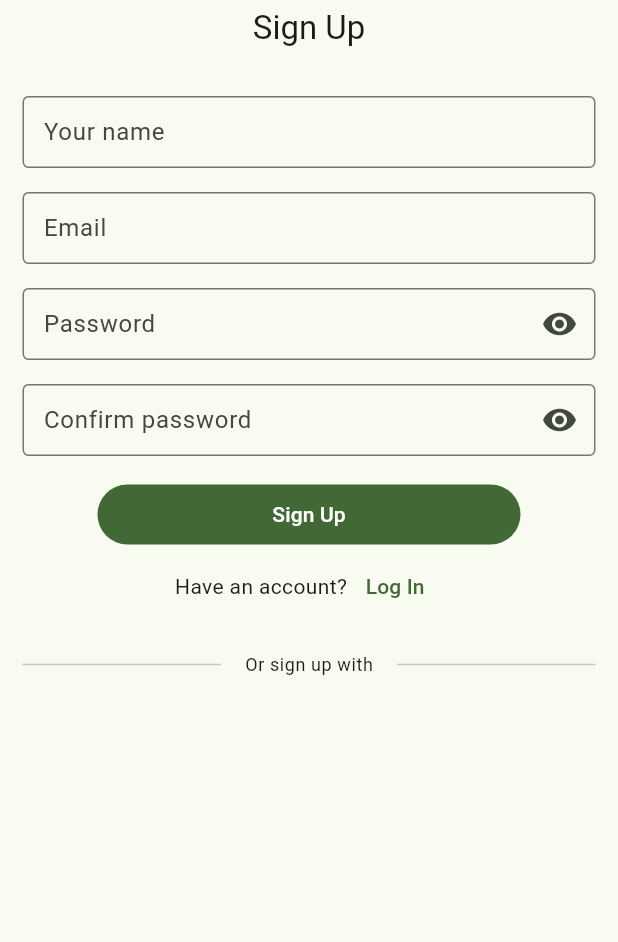
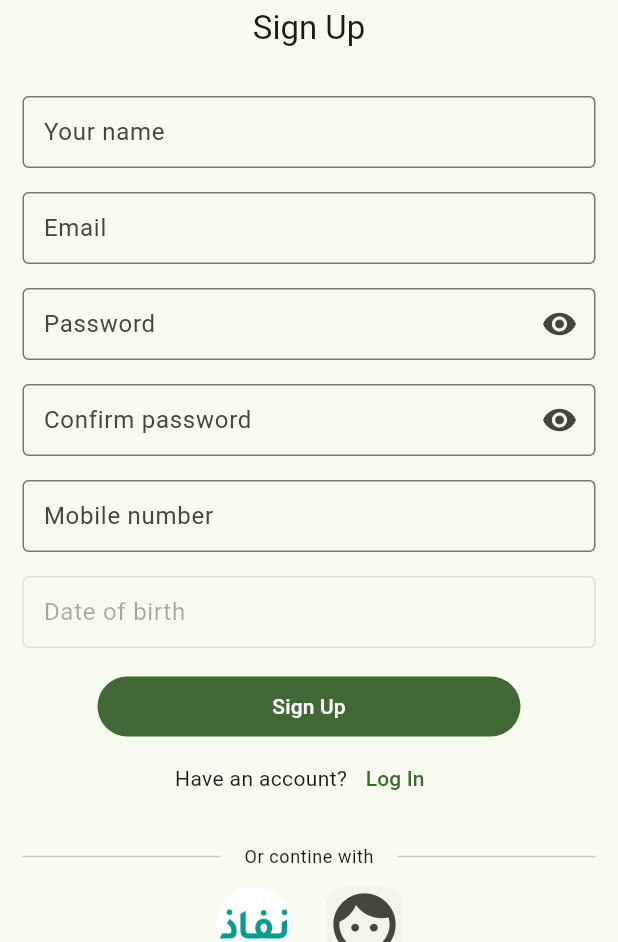
Before and after one commit to ModatherAli/medical_city, a Flutter app: the SignUpScreen screen opened by its route, on a phone screen of 412 x 824 dp, the part 294-1236 px from its top. Run offline on Flutter 3.47's test engine with Material 3 defaults, Android fonts, the phone set to English and light mode, and no system bars; our stand-ins replace connectivity_plus, dartz, equatable, firebase_auth, firebase_core, flutter_bloc and 8 more; accounts and stored records are empty; Roboto replaces fonts that are missing (Rubik).

Commit message:
update auth feature

```diff
--- a/lib/features/auth/presentation/auth/log_in_screen.dart
+++ b/lib/features/auth/presentation/auth/log_in_screen.dart
@@ -2,6 +2,7 @@ import 'package:flutter/material.dart';
 import 'package:flutter_bloc/flutter_bloc.dart';
 import 'package:get/get.dart';
 import 'package:go_router/go_router.dart';
+import 'package:medical_city/features/auth/presentation/auth/widgets/other_auth_icon_buttons.dart';
 
 import '../../../../app/router/navigation_routes.dart';
 import '../../../../shared/validators/form_validators.dart';
@@ -104,20 +105,7 @@ class _LogInScreenState extends State<LogInScreen> {
 
                 const SizedBox(height: 20),
 
-                // Or divider
-                Row(
-                  children: [
-                    const Expanded(child: Divider()),
-                    Padding(
-                      padding: const EdgeInsets.symmetric(horizontal: 16),
-                      child: Text(
-                        'Or sign in with'.tr,
-                        style: Theme.of(context).textTheme.bodySmall,
-                      ),
-                    ),
-                    const Expanded(child: Divider()),
-                  ],
-                ),
+                OtherAuthIconButtons(),
 
                 const SizedBox(height: 20),
               ],
--- a/lib/features/auth/presentation/auth/sign_up_screen.dart
+++ b/lib/features/auth/presentation/auth/sign_up_screen.dart
@@ -2,6 +2,7 @@ import 'package:flutter/material.dart';
 import 'package:flutter_bloc/flutter_bloc.dart';
 import 'package:get/get.dart';
 import 'package:go_router/go_router.dart';
+import 'package:medical_city/features/auth/presentation/auth/widgets/other_auth_icon_buttons.dart';
 
 import '../../../../app/router/navigation_routes.dart';
 import '../../../../shared/validators/form_validators.dart';
@@ -32,6 +33,7 @@ class _SignUpScreenState extends State<SignUpScreen> {
   final TextEditingController _confirmPassword = TextEditingController();
 
   final TextEditingController _fullName = TextEditingController();
+  final TextEditingController _date = TextEditingController();
 
   @override
   Widget build(BuildContext context) {
@@ -101,6 +103,34 @@ class _SignUpScreenState extends State<SignUpScreen> {
                     ),
                   ),
                 ),
+
+                BeautyTextField(
+                  fieldName: 'Mobile number',
+                  // controller: _fullName,
+                  validator: phoneNumberValidator,
+                ),
+                InkWell(
+                  onTap: () async {
+                    DateTime? pickedDate = await showDatePicker(
+                      context: context,
+                      initialDate: DateTime.now(),
+                      firstDate: DateTime(1900),
+                      lastDate: DateTime.now(),
+                    );
+                    if (pickedDate != null) {
+                      setState(() {
+                        _date.text = "${pickedDate.toLocal()}".split(' ')[0];
+                      });
+                    }
+                  },
+                  child: BeautyTextField(
+                    fieldName: 'Date of birth',
+                    enabled: false,
+                    controller: _date,
+
+                    // validator: minLengthValidator(4),
+                  ),
+                ),
                 const SizedBox(height: 15),
                 Padding(
                   padding: const EdgeInsets.symmetric(horizontal: 50),
@@ -128,22 +158,8 @@ class _SignUpScreenState extends State<SignUpScreen> {
 
                 const SizedBox(height: 20),
 
-                // Or divider
-                Row(
-                  children: [
-                    const Expanded(child: Divider()),
-                    Padding(
-                      padding: const EdgeInsets.symmetric(horizontal: 16),
-                      child: Text(
-                        'Or sign up with'.tr,
-                        style: Theme.of(context).textTheme.bodySmall,
-                      ),
-                    ),
-                    const Expanded(child: Divider()),
-                  ],
-                ),
-
-                const SizedBox(height: 20),
+                OtherAuthIconButtons(),
+                const SizedBox(height: 50),
               ],
             ),
           ),
--- /dev/null
+++ b/lib/features/auth/presentation/auth/widgets/other_auth_icon_buttons.dart
@@ -0,0 +1,59 @@
+import 'package:flutter/material.dart';
+import 'package:get/get.dart';
+import 'package:medical_city/shared/res/images_paths.dart';
+
+class OtherAuthIconButtons extends StatelessWidget {
+  const OtherAuthIconButtons({super.key});
+
+  @override
+  Widget build(BuildContext context) {
+    return Column(
+      mainAxisSize: MainAxisSize.min,
+      children: [
+        // Or divider
+        Row(
+          children: [
+            const Expanded(child: Divider()),
+            Padding(
+              padding: const EdgeInsets.symmetric(horizontal: 16),
+              child: Text(
+                'Or contine with'.tr,
+                style: Theme.of(context).textTheme.bodySmall,
+              ),
+            ),
+            const Expanded(child: Divider()),
+          ],
+        ),
+        Row(
+          mainAxisAlignment: MainAxisAlignment.center,
+          children: [
+            IconButton(
+              onPressed: () {},
+              icon: Card(
+                shape: RoundedRectangleBorder(
+                  borderRadius: BorderRadius.circular(30),
+                ),
+                child: Container(
+                  height: 50,
+                  width: 50,
+                  decoration: BoxDecoration(
+                    image: DecorationImage(
+                      image: AssetImage(ImagesPaths.nafadhIcon),
+                      fit: BoxFit.cover,
+                    ),
+                    borderRadius: BorderRadius.circular(30),
+                    color: Colors.white,
+                  ),
+                ),
+              ),
+            ),
+            IconButton(
+              onPressed: () {},
+              icon: Card(child: Icon(Icons.face, size: 50)),
+            ),
+          ],
+        ),
+      ],
+    );
+  }
+}
--- a/lib/features/auth/presentation/intro/widgets/start_auth_button.dart
+++ b/lib/features/auth/presentation/intro/widgets/start_auth_button.dart
@@ -18,7 +18,7 @@ class StartAuthButton extends StatelessWidget {
         mainAxisSize: MainAxisSize.min,
         mainAxisAlignment: MainAxisAlignment.spaceBetween,
         children: [
-          Text('Accept'.tr, style: TextStyle(fontSize: 18)),
+          Text('Start'.tr, style: TextStyle(fontSize: 18)),
           const SizedBox(width: 8),
           Icon(Icons.arrow_forward_ios, size: 24),
         ],
--- a/lib/shared/res/images_paths.dart
+++ b/lib/shared/res/images_paths.dart
@@ -1,5 +1,5 @@
 class ImagesPaths {
   static String appIcon = 'assets/images/app_icon.png';
   static String background = 'assets/images/background.json';
-  static String googleIcon = 'assets/images/google.png';
+  static String nafadhIcon = 'assets/images/nafadh.png';
 }
```
Also changed, not shown: lib/features/auth/presentation/intro/intro_screen.dart (+12 -9 lines), lib/features/auth/presentation/intro/widgets/app_description.dart (+4 -4 lines), assets/images/nafadh.png (added).
